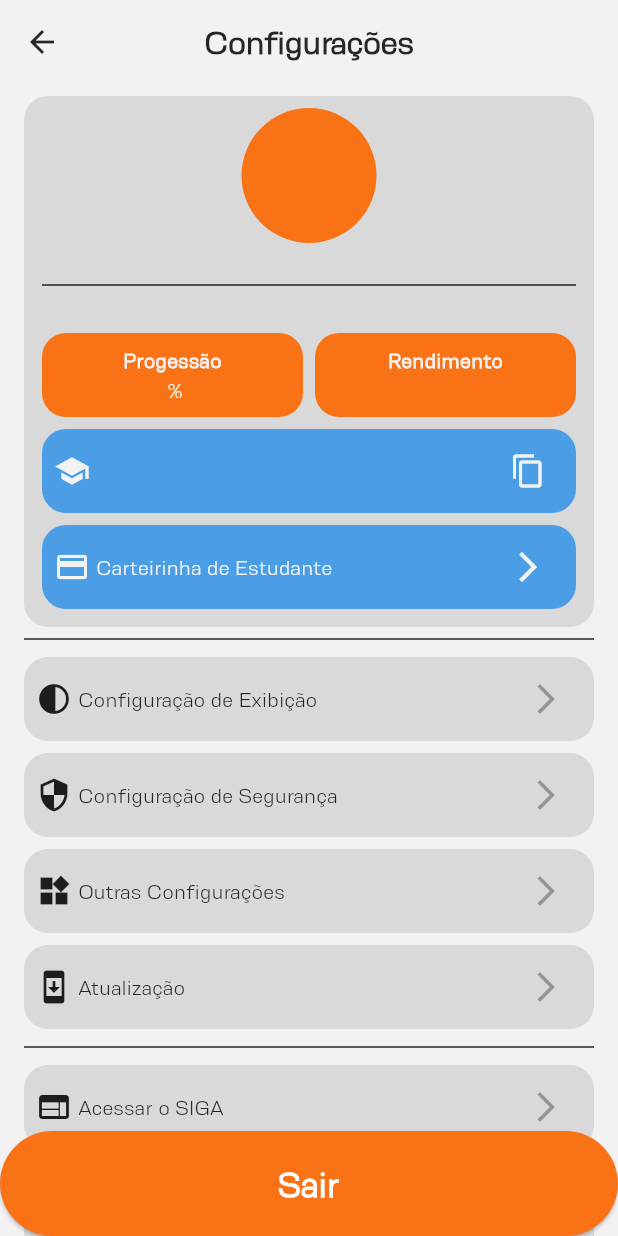
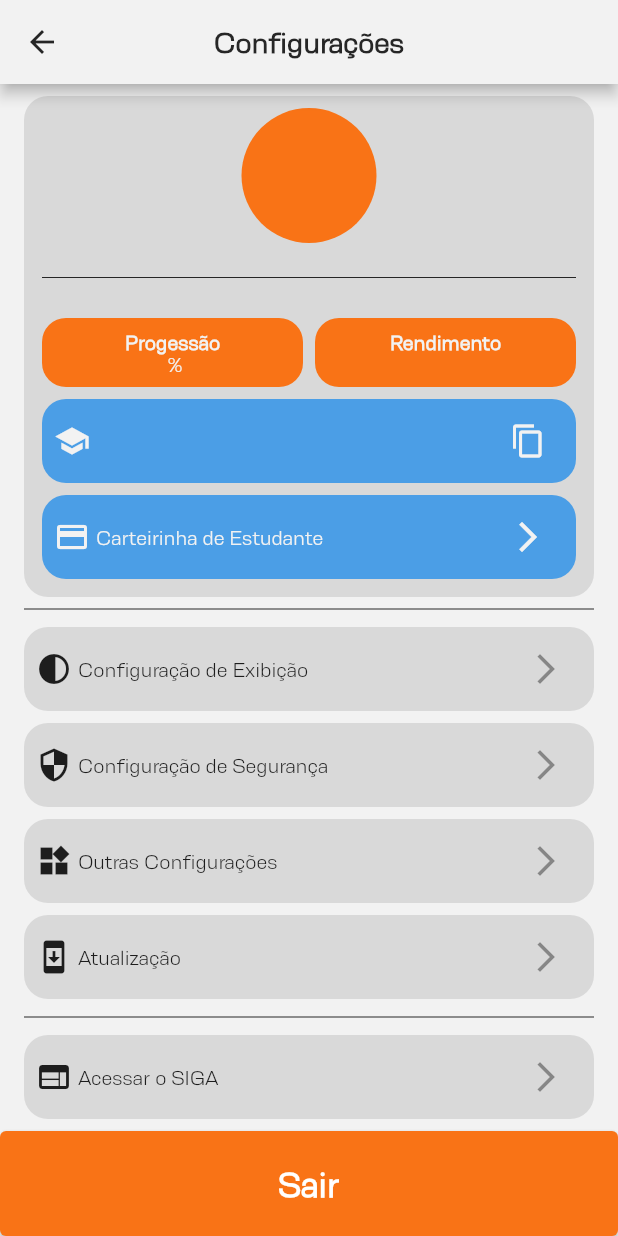
Before and after one commit to matheusrmatias/SigaLogin, a Flutter app: the HomePage screen opened directly, after a tap on the "settings" icon, on a phone screen of 412 x 824 dp. Run offline on Flutter 3.47's test engine with Material 3 defaults, Android fonts, the phone set to English and light mode, and no system bars; our stand-ins replace carousel_slider, connectivity_plus, eva_icons_flutter, flutter_local_notifications, flutter_native_timezone, fluttertoast and 13 more; missing offline and left inert: animated_emoji, dart:ffi, flutter_barcode_scanner, local_auth_android, ota_update; accounts and stored records are empty; network calls fail.

Commit message:
Update Version to 2.6.2

```diff
--- a/lib/src/services/student_account.dart
+++ b/lib/src/services/student_account.dart
@@ -95,7 +95,7 @@ class StudentAccount {
                   student.email = value.toString().replaceAll('"', ''));
           await view
               .runJavaScriptReturningResult(
-                  "document.getElementById('MPW0041FOTO').firstChild.src")
+              "document.getElementById('MPW0041FOTO').firstChild.querySelector('img').src")
               .then((value) async => student.image =
                   (await get(Uri.parse(value.toString().replaceAll('"', ''))))
                       .bodyBytes);
--- a/lib/src/themes/main_theme.dart
+++ b/lib/src/themes/main_theme.dart
@@ -18,7 +18,7 @@ class MainTheme {
   static Color darkRed = const Color.fromRGBO(151, 37, 26, 1.0);
 
   static ThemeData darkTheme = ThemeData(
-    androidOverscrollIndicator: AndroidOverscrollIndicator.stretch,
+    useMaterial3: false,
     fontFamily: 'ResolveLight',
     colorScheme: const ColorScheme(
         brightness: Brightness.dark,
@@ -38,7 +38,7 @@ class MainTheme {
   );
 
   static ThemeData lightTheme = ThemeData(
-    androidOverscrollIndicator: AndroidOverscrollIndicator.stretch,
+    useMaterial3: false,
     fontFamily: 'ResolveLight',
     colorScheme: const ColorScheme(
       brightness: Brightness.light,
--- a/pubspec.yaml
+++ b/pubspec.yaml
@@ -16,7 +16,7 @@ publish_to: 'none' # Remove this line if you wish to publish to pub.dev
 # https://developer.apple.com/library/archive/documentation/General/Reference/InfoPlistKeyReference/Articles/CoreFoundationKeys.html
 # In Windows, build-name is used as the major, minor, and patch parts
 # of the product and file versions while build-number is used as the build suffix.
-version: 2.6.0+48
+version: 2.6.2+48
 
 environment:
   sdk: '>=3.0.5 <4.0.0'
```
Also changed, not shown: pubspec.lock.
